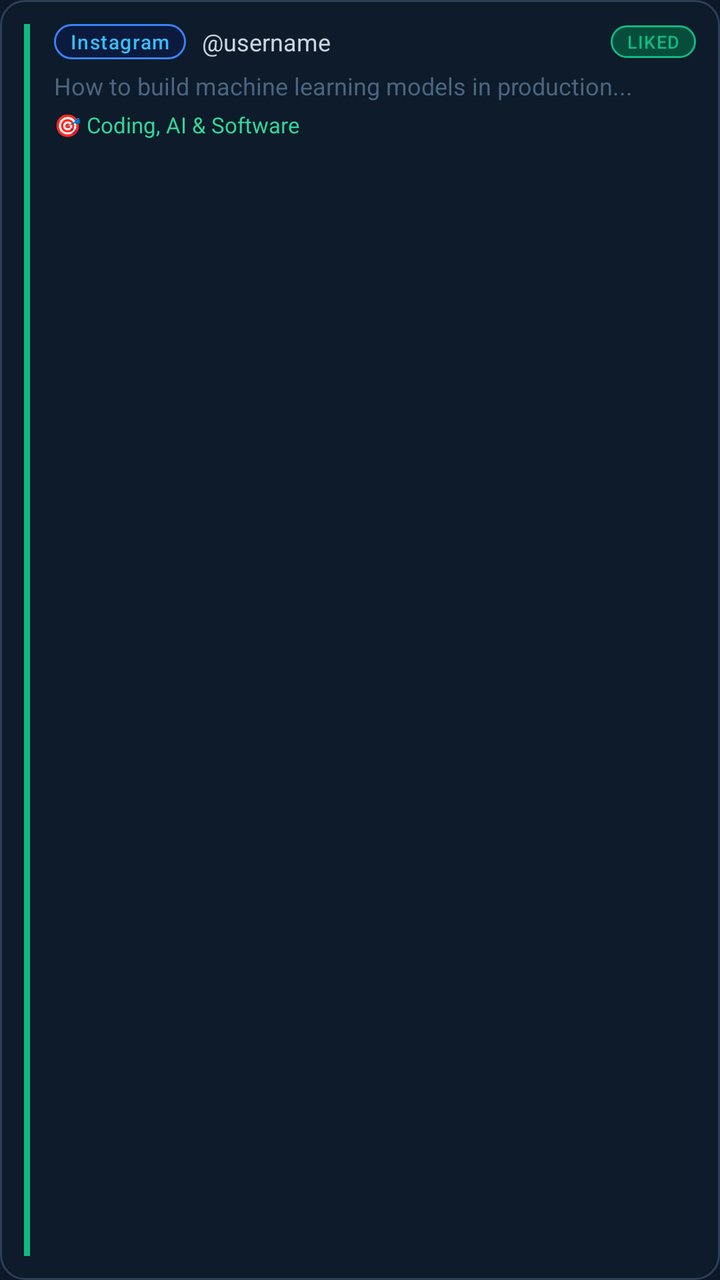
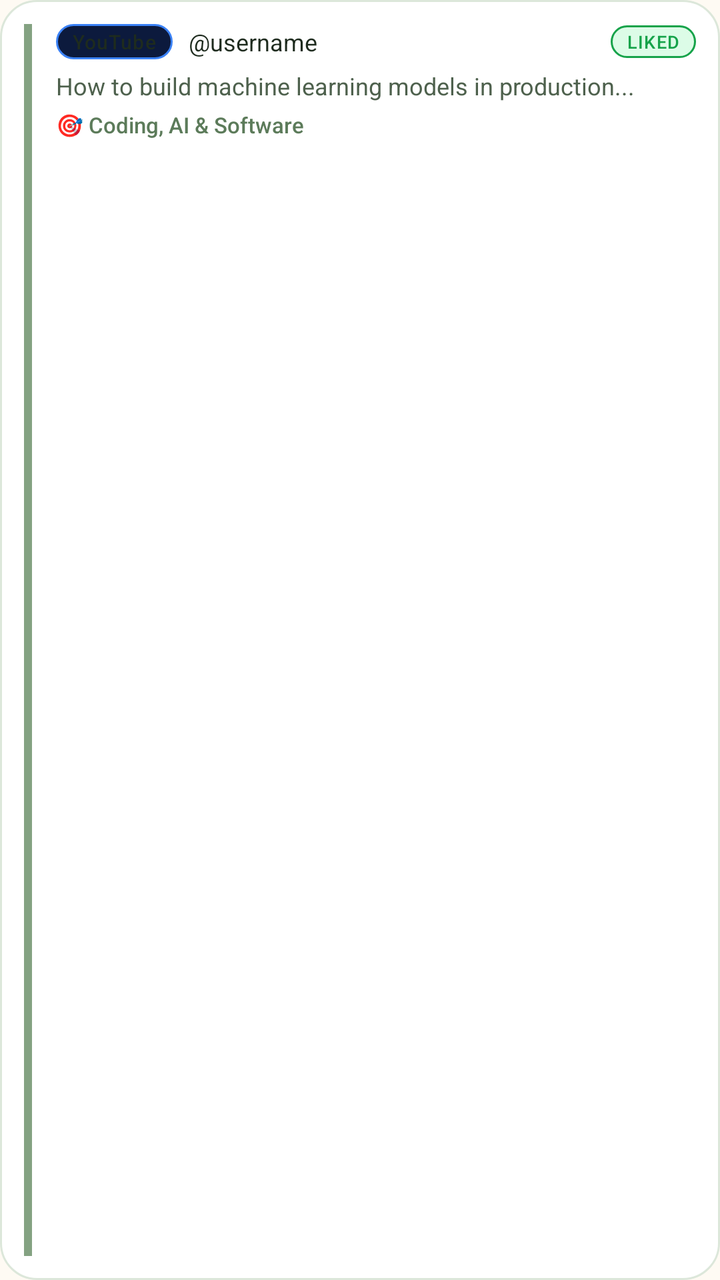

The first picture is an Android layout as it rendered before a commit; the second is the same layout after the commit. The layout source and the unified diff follow.
<!-- AndroidManifest.xml: application theme Theme.FeedTrainer -->
<!-- res/layout/item_activity_log.xml -->
<?xml version="1.0" encoding="utf-8"?>
<LinearLayout xmlns:android="http://schemas.android.com/apk/res/android"
    xmlns:app="http://schemas.android.com/apk/res-auto"
    android:layout_width="match_parent"
    android:layout_height="wrap_content"
    android:orientation="horizontal"
    android:layout_marginBottom="8dp"
    android:background="@drawable/bg_input_field"
    android:padding="12dp"
    android:gravity="top">

    
    <View
        android:layout_width="3dp"
        android:layout_height="match_parent"
        android:background="#10B981"
        android:layout_marginEnd="12dp" />

    
    <LinearLayout
        android:layout_width="0dp"
        android:layout_height="wrap_content"
        android:layout_weight="1"
        android:orientation="vertical">

        
        <LinearLayout
            android:layout_width="match_parent"
            android:layout_height="wrap_content"
            android:orientation="horizontal"
            android:gravity="center_vertical"
            android:layout_marginBottom="5dp">

            <TextView
                android:id="@+id/tvPlatform"
                android:layout_width="wrap_content"
                android:layout_height="wrap_content"
                android:text="Instagram"
                android:textColor="#38BDF8"
                android:textSize="10sp"
                android:letterSpacing="0.05"
                android:fontFamily="sans-serif-medium"
                android:background="@drawable/bg_pill_blue"
                android:paddingStart="8dp"
                android:paddingEnd="8dp"
                android:paddingTop="2dp"
                android:paddingBottom="2dp"
                android:layout_marginEnd="8dp" />

            <TextView
                android:id="@+id/tvUsername"
                android:layout_width="0dp"
                android:layout_height="wrap_content"
                android:layout_weight="1"
                android:text="@username"
                android:textColor="#CBD5E1"
                android:textSize="12sp"
                android:singleLine="true"
                android:ellipsize="end" />

            <TextView
                android:id="@+id/tvActionBadge"
                android:layout_width="wrap_content"
                android:layout_height="wrap_content"
                android:text="LIKED"
                android:textColor="#10B981"
                android:textSize="9sp"
                android:letterSpacing="0.05"
                android:fontFamily="sans-serif-medium"
                android:background="@drawable/bg_pill_green"
                android:paddingStart="8dp"
                android:paddingEnd="8dp"
                android:paddingTop="2dp"
                android:paddingBottom="2dp" />
        </LinearLayout>

        
        <TextView
            android:id="@+id/tvCaptionSnippet"
            android:layout_width="match_parent"
            android:layout_height="wrap_content"
            android:text="How to build machine learning models in production..."
            android:textColor="#4B6580"
            android:textSize="12sp"
            android:maxLines="2"
            android:ellipsize="end"
            android:lineSpacingExtra="2dp"
            android:layout_marginBottom="4dp" />

        
        <TextView
            android:id="@+id/tvGoalTag"
            android:layout_width="wrap_content"
            android:layout_height="wrap_content"
            android:text="🎯 Coding, AI &amp; Software"
            android:textColor="#34D399"
            android:textSize="11sp" />

    </LinearLayout>
</LinearLayout>
<!-- resources referenced by this layout -->
<resources>
  <!-- drawable bg_input_field (drawable) -->
  <?xml version="1.0" encoding="utf-8"?>
  <shape xmlns:android="http://schemas.android.com/apk/res/android"
      android:shape="rectangle">
      <solid android:color="#0D1B2A" />
      <stroke android:width="1dp" android:color="#2D3F55" />
      <corners android:radius="12dp" />
  </shape>
  <!-- drawable bg_pill_blue (drawable) -->
  <?xml version="1.0" encoding="utf-8"?>
  <shape xmlns:android="http://schemas.android.com/apk/res/android"
      android:shape="rectangle">
      <solid android:color="#0C1A3D" />
      <stroke android:width="1dp" android:color="#3B82F6" />
      <corners android:radius="100dp" />
  </shape>
  <!-- drawable bg_pill_green (drawable) -->
  <?xml version="1.0" encoding="utf-8"?>
  <shape xmlns:android="http://schemas.android.com/apk/res/android"
      android:shape="rectangle">
      <solid android:color="#064E3B" />
      <stroke android:width="1dp" android:color="#10B981" />
      <corners android:radius="100dp" />
  </shape>
  <style name="Theme.FeedTrainer" parent="Theme.Material3.Dark.NoActionBar">
          <item name="colorPrimary">@color/primary</item>
          <item name="colorOnPrimary">@color/on_primary</item>
          <item name="colorPrimaryContainer">@color/primary_container</item>
          <item name="colorSurface">@color/surface_dark</item>
          <item name="colorSurfaceVariant">@color/surface_card</item>
          <item name="android:statusBarColor">#0B1120</item>
          <item name="android:windowBackground">@color/bg_dark</item>
          <item name="android:navigationBarColor">#0B1120</item>
          <item name="android:windowLightStatusBar">false</item>
      </style>
  <color name="primary">#10B981</color>
  <color name="on_primary">#FFFFFF</color>
  <color name="primary_container">#064E3B</color>
  <color name="surface_dark">#1E293B</color>
  <color name="surface_card">#243248</color>
  <color name="bg_dark">#0F172A</color>
</resources>

<!-- the commit's change to res/layout/item_activity_log.xml (unified diff, before → after) -->
@@ -5,15 +5,15 @@
     android:layout_height="wrap_content"
     android:orientation="horizontal"
     android:layout_marginBottom="8dp"
-    android:background="@drawable/bg_input_field"
+    android:background="@drawable/bg_stat_card"
     android:padding="12dp"
     android:gravity="top">
 
     
     <View
-        android:layout_width="3dp"
+        android:layout_width="4dp"
         android:layout_height="match_parent"
-        android:background="#10B981"
+        android:background="@color/brand_moss"
         android:layout_marginEnd="12dp" />
 
     
@@ -35,10 +35,10 @@
                 android:id="@+id/tvPlatform"
                 android:layout_width="wrap_content"
                 android:layout_height="wrap_content"
-                android:text="Instagram"
-                android:textColor="#38BDF8"
+                android:text="YouTube"
+                android:textColor="@color/brand_dark"
                 android:textSize="10sp"
-                android:letterSpacing="0.05"
+                android:letterSpacing="0.04"
                 android:fontFamily="sans-serif-medium"
                 android:background="@drawable/bg_pill_blue"
                 android:paddingStart="8dp"
@@ -53,7 +53,7 @@
                 android:layout_height="wrap_content"
                 android:layout_weight="1"
                 android:text="@username"
-                android:textColor="#CBD5E1"
+                android:textColor="@color/brand_dark"
                 android:textSize="12sp"
                 android:singleLine="true"
                 android:ellipsize="end" />
@@ -63,11 +63,11 @@
                 android:layout_width="wrap_content"
                 android:layout_height="wrap_content"
                 android:text="LIKED"
-                android:textColor="#10B981"
+                android:textColor="@color/status_green"
                 android:textSize="9sp"
                 android:letterSpacing="0.05"
                 android:fontFamily="sans-serif-medium"
-                android:background="@drawable/bg_pill_green"
+                android:background="@drawable/bg_status_active"
                 android:paddingStart="8dp"
                 android:paddingEnd="8dp"
                 android:paddingTop="2dp"
@@ -80,7 +80,7 @@
             android:layout_width="match_parent"
             android:layout_height="wrap_content"
             android:text="How to build machine learning models in production..."
-            android:textColor="#4B6580"
+            android:textColor="@color/text_secondary"
             android:textSize="12sp"
             android:maxLines="2"
             android:ellipsize="end"
@@ -93,7 +93,8 @@
             android:layout_width="wrap_content"
             android:layout_height="wrap_content"
             android:text="🎯 Coding, AI &amp; Software"
-            android:textColor="#34D399"
+            android:textColor="@color/brand_moss_dark"
+            android:fontFamily="sans-serif-medium"
             android:textSize="11sp" />
 
     </LinearLayout>
<!-- resource entries referenced after the edit -->
@@ -1,13 +1,10 @@
 <!-- resources referenced by this layout -->
 <resources>
-  <!-- drawable bg_input_field (drawable) -->
-  <?xml version="1.0" encoding="utf-8"?>
-  <shape xmlns:android="http://schemas.android.com/apk/res/android"
-      android:shape="rectangle">
-      <solid android:color="#0D1B2A" />
-      <stroke android:width="1dp" android:color="#2D3F55" />
-      <corners android:radius="12dp" />
-  </shape>
+  <color name="brand_dark">#1E2B1E</color>
+  <color name="brand_moss">#84A282</color>
+  <color name="brand_moss_dark">#5C7B5A</color>
+  <color name="status_green">#16A34A</color>
+  <color name="text_secondary">#4E614D</color>
   <!-- drawable bg_pill_blue (drawable) -->
   <?xml version="1.0" encoding="utf-8"?>
   <shape xmlns:android="http://schemas.android.com/apk/res/android"
@@ -16,30 +13,39 @@
       <stroke android:width="1dp" android:color="#3B82F6" />
       <corners android:radius="100dp" />
   </shape>
-  <!-- drawable bg_pill_green (drawable) -->
+  <!-- drawable bg_stat_card (drawable) -->
   <?xml version="1.0" encoding="utf-8"?>
   <shape xmlns:android="http://schemas.android.com/apk/res/android"
       android:shape="rectangle">
-      <solid android:color="#064E3B" />
-      <stroke android:width="1dp" android:color="#10B981" />
-      <corners android:radius="100dp" />
+      <solid android:color="@color/brand_card_bg" />
+      <stroke android:width="1dp" android:color="@color/brand_border" />
+      <corners android:radius="18dp" />
   </shape>
-  <style name="Theme.FeedTrainer" parent="Theme.Material3.Dark.NoActionBar">
-          <item name="colorPrimary">@color/primary</item>
-          <item name="colorOnPrimary">@color/on_primary</item>
-          <item name="colorPrimaryContainer">@color/primary_container</item>
-          <item name="colorSurface">@color/surface_dark</item>
-          <item name="colorSurfaceVariant">@color/surface_card</item>
-          <item name="android:statusBarColor">#0B1120</item>
-          <item name="android:windowBackground">@color/bg_dark</item>
-          <item name="android:navigationBarColor">#0B1120</item>
-          <item name="android:windowLightStatusBar">false</item>
+  <!-- drawable bg_status_active (drawable) -->
+  <?xml version="1.0" encoding="utf-8"?>
+  <shape xmlns:android="http://schemas.android.com/apk/res/android"
+      android:shape="rectangle">
+      <solid android:color="@color/status_green_bg" />
+      <stroke android:width="1dp" android:color="@color/status_green" />
+      <corners android:radius="12dp" />
+  </shape>
+  <style name="Theme.FeedTrainer" parent="Theme.Material3.Light.NoActionBar">
+          <item name="colorPrimary">@color/brand_moss</item>
+          <item name="colorOnPrimary">@color/white</item>
+          <item name="colorPrimaryContainer">@color/brand_sage_light</item>
+          <item name="colorSurface">@color/brand_card_bg</item>
+          <item name="colorSurfaceVariant">@color/brand_cream</item>
+          <item name="android:statusBarColor">@color/brand_cream</item>
+          <item name="android:windowBackground">@color/brand_cream</item>
+          <item name="android:navigationBarColor">@color/brand_cream</item>
+          <item name="android:windowLightStatusBar">true</item>
+          <item name="android:windowLightNavigationBar">true</item>
       </style>
-  <color name="primary">#10B981</color>
-  <color name="on_primary">#FFFFFF</color>
-  <color name="primary_container">#064E3B</color>
-  <color name="surface_dark">#1E293B</color>
-  <color name="surface_card">#243248</color>
-  <color name="bg_dark">#0F172A</color>
+  <color name="brand_card_bg">#FFFFFF</color>
+  <color name="brand_border">#DCE7DA</color>
+  <color name="status_green_bg">#DCFCE7</color>
+  <color name="white">#FFFFFFFF</color>
+  <color name="brand_sage_light">#EAF2E8</color>
+  <color name="brand_cream">#FEFAF3</color>
 </resources>
 
